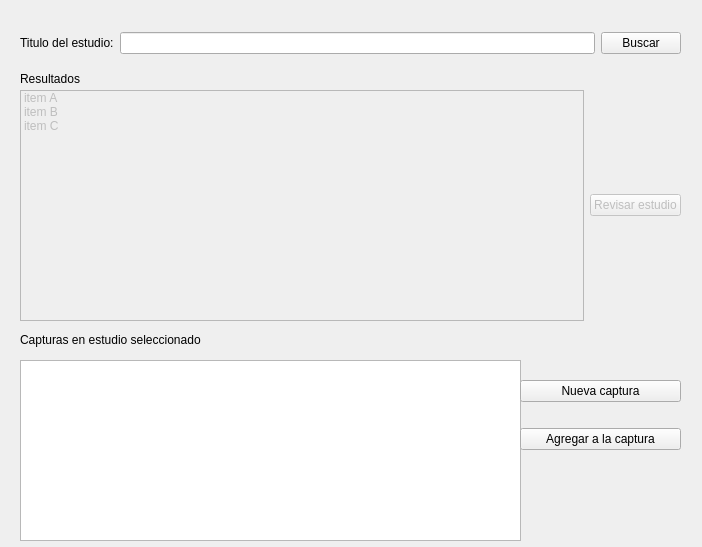
Old version of the form src/client-qt/prism_search_ui.ui in the repository jfzo/PRISMed.
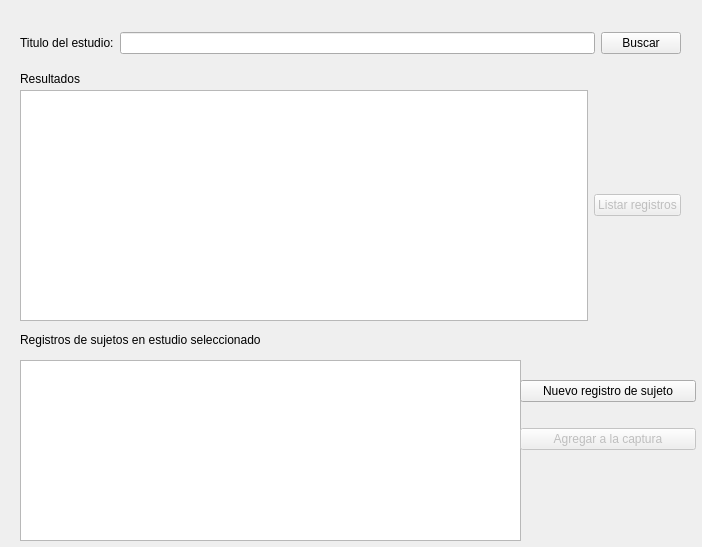
New version of the form.

Diff of the .ui file:
```diff
--- a/src/client-qt/prism_search_ui.ui
+++ b/src/client-qt/prism_search_ui.ui
@@ -58,23 +58,8 @@
     <item row="1" column="0">
      <widget class="QListWidget" name="listWidget">
       <property name="enabled">
-       <bool>false</bool>
+       <bool>true</bool>
       </property>
-      <item>
-       <property name="text">
-        <string>item A</string>
-       </property>
-      </item>
-      <item>
-       <property name="text">
-        <string>item B</string>
-       </property>
-      </item>
-      <item>
-       <property name="text">
-        <string>item C</string>
-       </property>
-      </item>
      </widget>
     </item>
     <item row="1" column="1">
@@ -83,7 +68,7 @@
        <bool>false</bool>
       </property>
       <property name="text">
-       <string>Revisar estudio</string>
+       <string>Listar registros</string>
       </property>
      </widget>
     </item>
@@ -122,12 +107,12 @@
     <rect>
      <x>20</x>
      <y>330</y>
-     <width>211</width>
+     <width>331</width>
      <height>20</height>
     </rect>
    </property>
    <property name="text">
-    <string>Capturas en estudio seleccionado</string>
+    <string>Registros de sujetos en estudio seleccionado</string>
    </property>
   </widget>
   <widget class="QWidget" name="verticalLayoutWidget">
@@ -135,7 +120,7 @@
     <rect>
      <x>520</x>
      <y>360</y>
-     <width>161</width>
+     <width>176</width>
      <height>111</height>
     </rect>
    </property>
@@ -143,12 +128,15 @@
     <item>
      <widget class="QPushButton" name="pushButton_3">
       <property name="text">
-       <string>Nueva captura</string>
+       <string>Nuevo registro de sujeto</string>
       </property>
      </widget>
     </item>
     <item>
      <widget class="QPushButton" name="pushButton_4">
+      <property name="enabled">
+       <bool>false</bool>
+      </property>
       <property name="text">
        <string>Agregar a la captura</string>
       </property>
```
Left out of the diff: 10 changed lines with no effect on the pictures.
